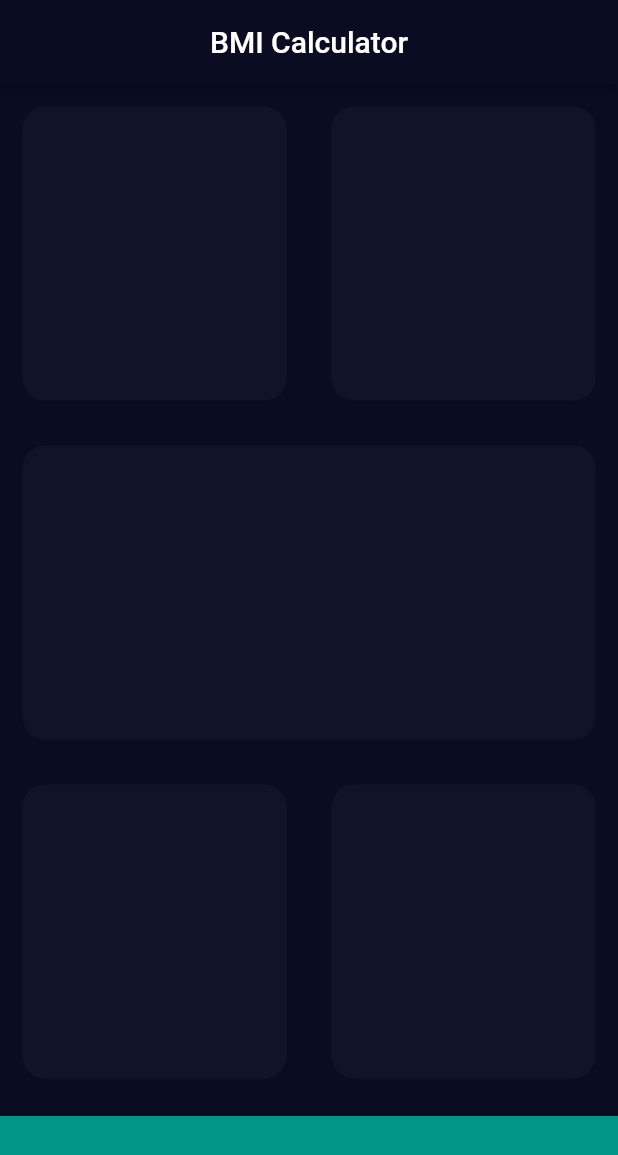
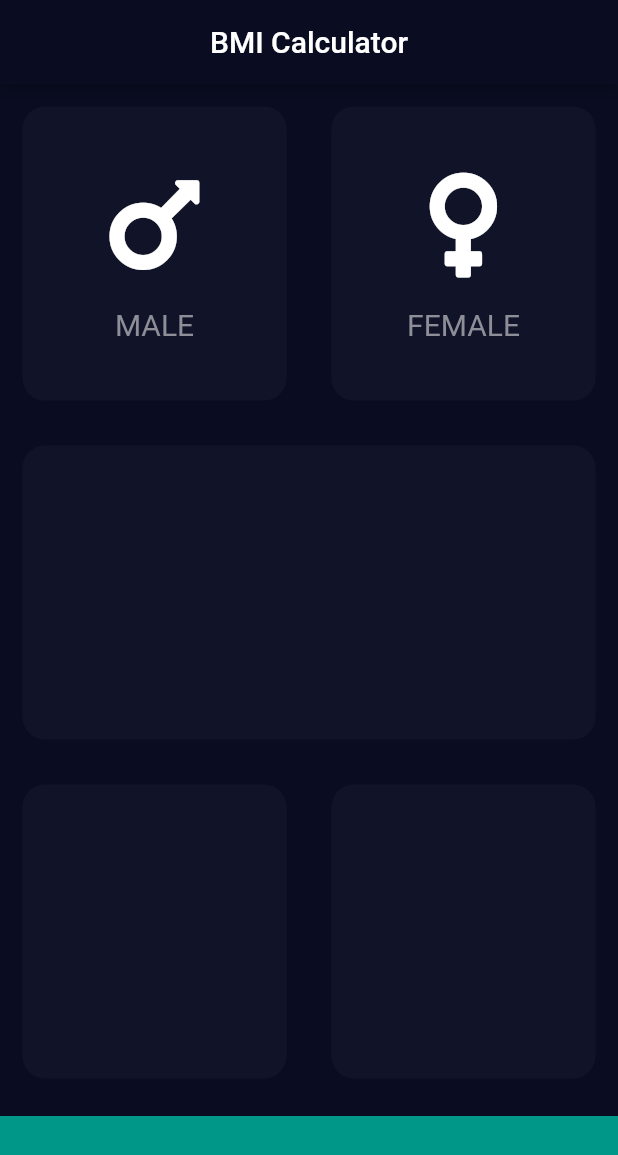
Before and after one commit to tchorzewski1991/bmi_calc, a Flutter app: the screen it shows after launch, on a phone screen of 412 x 824 dp. Shown: the top 1155 px of the screen. Run offline on Flutter 3.47's test engine with Material 2 defaults, Android fonts, the phone set to English and light mode, and no system bars; our stand-ins replace font_awesome_flutter.

Commit message:
Implement reusable IconContent widget

```diff
--- a/lib/pages/home.dart
+++ b/lib/pages/home.dart
@@ -1,5 +1,6 @@
 import 'package:bmi_calc/consts.dart';
 import 'package:flutter/material.dart';
+import 'package:font_awesome_flutter/font_awesome_flutter.dart';
 
 class Home extends StatefulWidget {
   @override
@@ -22,12 +23,20 @@ class _HomeState extends State<Home> {
                 children: [
                   Expanded(
                     child: ReusableCard(
-                      color: reusableCardColorInactive,
+                      color: reusableCardColor,
+                      child: IconContent(
+                        icon: FontAwesomeIcons.mars,
+                        label: 'MALE',
+                      ),
                     ),
                   ),
                   Expanded(
                     child: ReusableCard(
                       color: reusableCardColor,
+                      child: IconContent(
+                        icon: FontAwesomeIcons.venus,
+                        label: 'FEMALE',
+                      ),
                     ),
                   ),
                 ],
@@ -73,6 +82,39 @@ class _HomeState extends State<Home> {
   }
 }
 
+class IconContent extends StatelessWidget {
+  final IconData icon;
+  final String label;
+
+  IconContent({
+    @required this.icon,
+    @required this.label,
+  });
+
+  @override
+  Widget build(BuildContext context) {
+    return Column(
+      mainAxisAlignment: MainAxisAlignment.center,
+      children: [
+        Icon(
+          icon,
+          size: 80.0,
+        ),
+        SizedBox(
+          height: 15.0,
+        ),
+        Text(
+          label,
+          style: TextStyle(
+            color: Color(0xFF8D8E98),
+            fontSize: 20.0,
+          ),
+        )
+      ],
+    );
+  }
+}
+
 class ReusableCard extends StatelessWidget {
   final Color color;
   final Widget child;
```
